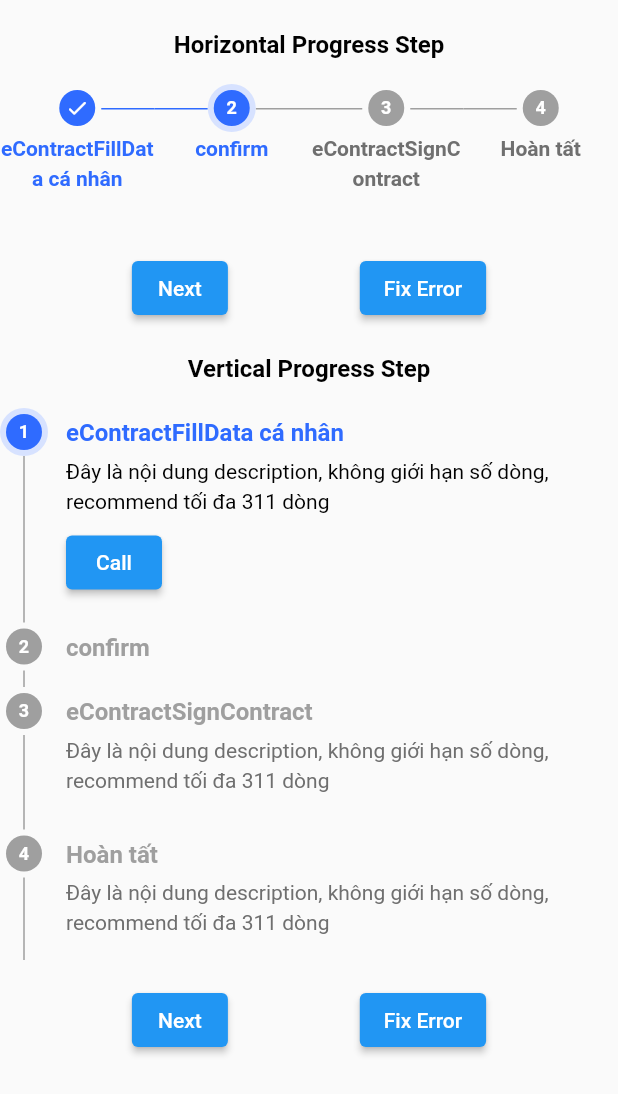
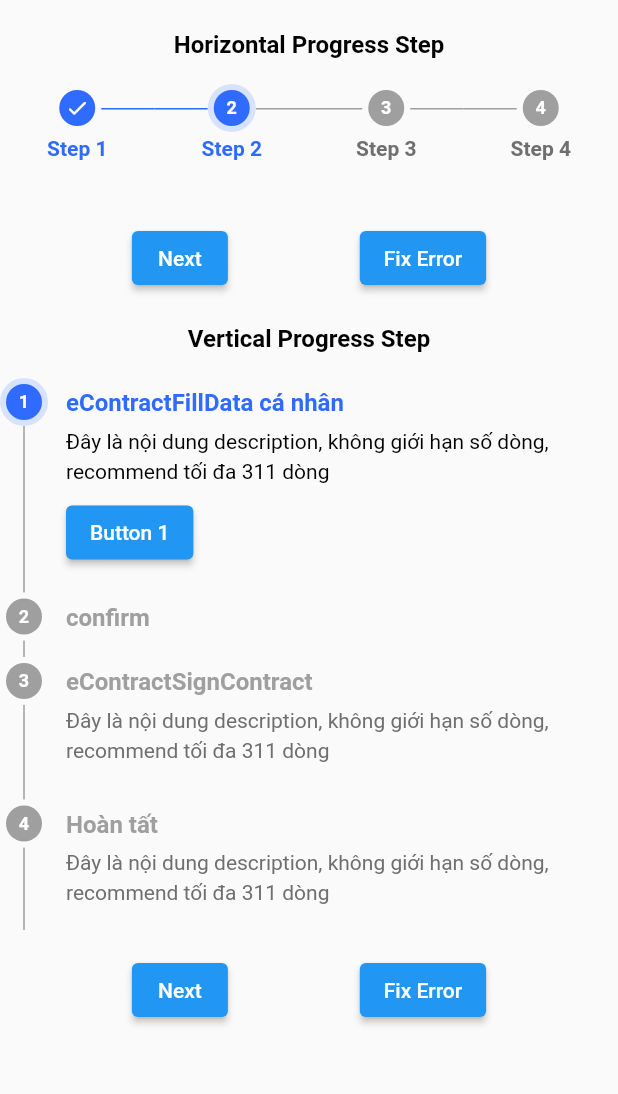
Before and after one commit to janlionly/flutter_steppers, a Flutter app: the screen it shows after launch, after a tap on "Next", after a tap on "Fix Error", on a phone screen of 412 x 824 dp. Shown: the top 1094 px of the screen. Run offline on Flutter 3.47's test engine with Material 2 defaults, Android fonts, the phone set to English and light mode, and no system bars; our stand-ins replace flutter_svg, get.

Commit message:
add example for horizontal steppers

```diff
--- a/example/lib/horizontal_progress_step_controller.dart
+++ b/example/lib/horizontal_progress_step_controller.dart
@@ -9,18 +9,17 @@ class HorizontalProgressStepController extends GetxController {
 
   final stepsData = [
     StepperData(
-      label: 'eContractFillData' + ' cá nhân',
+      label: 'Step 1',
     ),
     StepperData(
-      label: 'confirm',
+      label: 'Step 2',
     ),
     StepperData(
-      label: 'eContractSignContract',
+      label: 'Step 3',
     ),
     StepperData(
-      label: 'Hoàn tất',
+      label: 'Step 4',
     ),
-    // UserLocalizations.current.eContractSignContract,
   ].obs;
 
   @override
--- a/example/lib/horizontal_progress_step_w.dart
+++ b/example/lib/horizontal_progress_step_w.dart
@@ -1,5 +1,6 @@
 import 'package:flutter/material.dart';
 import 'package:get/get.dart';
+import 'package:steppers/colors.dart';
 import 'package:steppers/steppers.dart';
 import 'horizontal_progress_step_controller.dart';
 
@@ -11,24 +12,44 @@ class HorizontalProgressStep extends StatefulWidget {
 }
 
 class _HorizontalProgressStepState extends State<HorizontalProgressStep> {
-  final controller = Get.put(HorizontalProgressStepController());
+  var currentStep = 1;
+  var totalSteps = 0;
+  var hasError = false;
+  final stepsData = [
+    StepperData(
+      label: 'Step 1',
+    ),
+    StepperData(
+      label: 'Step 2',
+    ),
+    StepperData(
+      label: 'Step 3',
+    ),
+    StepperData(
+      label: 'Step 4',
+    ),
+  ];
+
+  @override
+  void initState() {
+    totalSteps = stepsData.length;
+    super.initState();
+  }
 
   @override
   Widget build(BuildContext context) {
     return Column(
       children: [
-        Obx(
-          () => Steppers(
+        Steppers(
             direction: StepperDirection.horizontal,
-            labels: controller.stepsData,
-            currentStep: controller.currentStep.value,
+            labels: stepsData,
+            currentStep: currentStep,
             stepBarStyle: StepperStyle(
-              //   activeColor: DSColors.red500,
+                // activeColor: StepperColors.red500,
               maxLineLabel: 2,
-              //   inactiveColor: DSColors.purple100
+                // inactiveColor: StepperColors.purple100
             ),
           ),
-        ),
         const SizedBox(
           height: 40,
         ),
@@ -38,13 +59,17 @@ class _HorizontalProgressStepState extends State<HorizontalProgressStep> {
             ElevatedButton(
               child: const Text('Next'),
               onPressed: () {
-                controller.nextStep();
+                setState(() {
+                  _nextStep();
+                });
               },
             ),
             ElevatedButton(
               child: const Text('Fix Error'),
               onPressed: () {
-                controller.fixError();
+                setState(() {
+                  _fixError();
+                });
               },
             ),
           ],
@@ -52,4 +77,33 @@ class _HorizontalProgressStepState extends State<HorizontalProgressStep> {
       ],
     );
   }
+
+  void _nextStep() {
+    _doWork();
+    if (currentStep > totalSteps) { // reset - test only
+      currentStep = 1;
+      return;
+    }
+    if(stepsData[currentStep-1].state != StepperState.error) {
+      currentStep++;
+    }
+  }
+
+  _fakeErrorOccurs() {
+    hasError = true;
+    stepsData[currentStep - 1].state = StepperState.error;
+  }
+
+  _doWork() {
+    if(currentStep == totalSteps - 1){
+      _fakeErrorOccurs();
+    }
+  }
+
+  _fixError() {
+    if(!hasError) return;
+    hasError = false;
+    stepsData[currentStep - 1].state = StepperState.normal;
+    currentStep++;
+  }
 }
--- a/example/lib/vertical_progress_step_w.dart
+++ b/example/lib/vertical_progress_step_w.dart
@@ -27,13 +27,13 @@ class _VerticalProgressStepState extends State<VerticalProgressStep> {
         // child: DSButton(
         //   enableTracking: true,
         //   identity: 'close',
-        //   title: 'Button Step 1',
+        //   title: 'Button 1',
         //   size: DsButtonSize.COMPACT,
         //   style: _isPassedStep(1, controller.currentStep.value) ? DsButtonStyle.SECONDARY : DsButtonStyle.DISABLED,
         //   onPressed: () {},
         // ),
             child: ElevatedButton(
-              child: const Text('Call'),
+              child: const Text('Button 1'),
               onPressed: () {
               },
             ),
```
